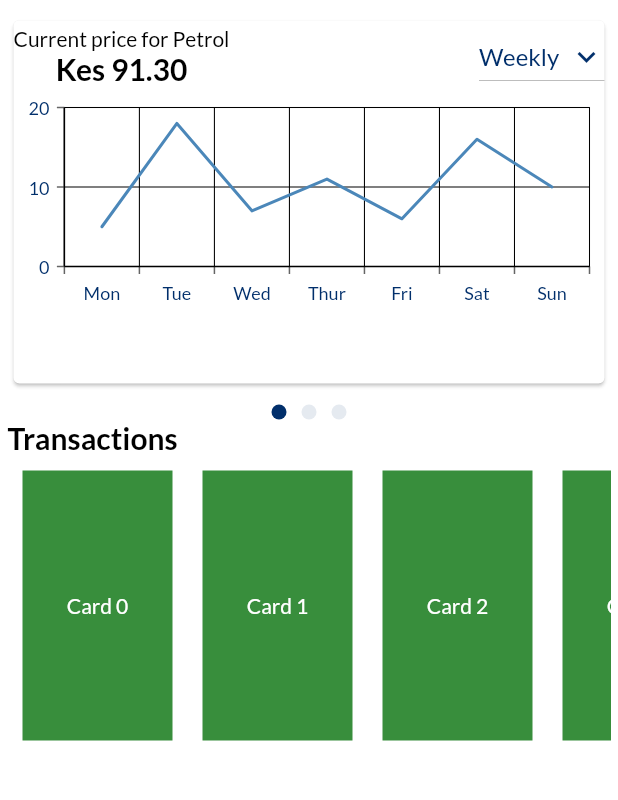
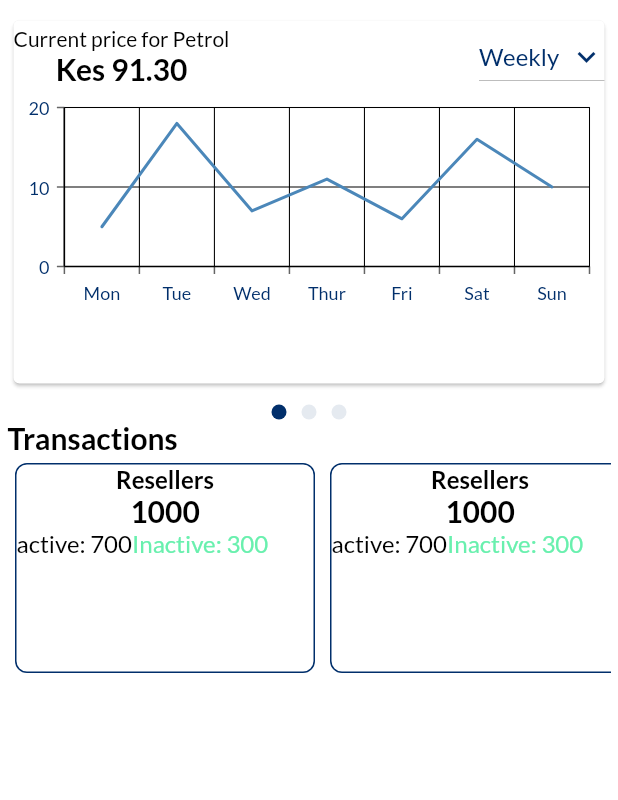
Before and after one commit to NjokiCynthia/sales_app, a Flutter app: the DashboardScreen screen opened directly, on a phone screen of 412 x 824 dp, the part 98-898 px from its top. Run offline on Flutter 3.47's test engine with Material 2 defaults, Android fonts, the phone set to English and light mode, and no system bars; drawn by our look-alikes of card_swiper; our stand-ins replace animated_splash_screen, country_code_picker, google_fonts, intl_phone_number_input, introduction_screen, persistent_bottom_nav_bar and 1 more.

Commit message:
edit home page

```diff
--- a/lib/constants/theme.dart
+++ b/lib/constants/theme.dart
@@ -48,6 +48,11 @@ TextStyle displayTitle = GoogleFonts.getFont(
 //   fontWeight: FontWeight.bold,
 //   color: Colors.black,
 // );
+TextStyle normalText = GoogleFonts.getFont(
+  Strings.fontName,
+  fontSize: 12,
+  color: Colors.black,
+);
 TextStyle m_title = GoogleFonts.getFont(
   Strings.fontName,
   fontSize: 20,
--- a/lib/screens/dashboard/home.dart
+++ b/lib/screens/dashboard/home.dart
@@ -83,8 +83,8 @@ class _DashboardScreenState extends State<DashboardScreen> {
                                         children: [
                                           Text(
                                             'Current price for ${titles[index]}',
-                                            style:
-                                                const TextStyle(color: Colors.black),
+                                            style: const TextStyle(
+                                                color: Colors.black),
                                           ),
                                           Text(
                                             'Kes 91.30',
@@ -139,8 +139,8 @@ class _DashboardScreenState extends State<DashboardScreen> {
                                           labelStyle: const TextStyle(
                                               color:
                                                   primaryDarkColor), // Y-axis labels color
-                                          axisLine:
-                                              const AxisLine(color: Colors.black),
+                                          axisLine: const AxisLine(
+                                              color: Colors.black),
                                         ),
                                         series: <LineSeries<SalesData, String>>[
                                           LineSeries<SalesData, String>(
@@ -193,27 +193,48 @@ class _DashboardScreenState extends State<DashboardScreen> {
                     'Transactions',
                     style: m_title,
                   ),
-                  Container(
-                    child: SingleChildScrollView(
-                      child: Column(
-                        children: [
-                          SizedBox(
-                            height: 200,
+                  SingleChildScrollView(
+                    child: Column(
+                      children: [
+                        SizedBox(
+                            height: 150,
                             child: ListView.builder(
                                 itemCount: 5,
                                 scrollDirection: Axis.horizontal,
                                 itemBuilder: ((context, index) => Container(
                                       height: 100,
-                                      width: 100,
-                                      margin: const EdgeInsets.all(10),
-                                      color: Colors.green[700],
-                                      child: Center(
-                                        child: Text('Card $index'),
+                                      width: 200,
+                                      margin: const EdgeInsets.all(5),
+                                      decoration: BoxDecoration(
+                                        border:
+                                            Border.all(color: primaryDarkColor),
+                                        borderRadius: BorderRadius.circular(8),
                                       ),
-                                    ))),
-                          )
-                        ],
-                      ),
+                                      child: Column(children: [
+                                        Text(
+                                          'Resellers',
+                                          style: displayTitle,
+                                        ),
+                                        Text(
+                                          '1000',
+                                          style: m_title,
+                                        ),
+                                        Row(
+                                          children: [
+                                            Text(
+                                              'active: 700',
+                                              style: bodyText,
+                                            ),
+                                            Text(
+                                              'Inactive: 300',
+                                              style: bodyText.copyWith(
+                                                  color: Colors.greenAccent),
+                                            )
+                                          ],
+                                        )
+                                      ]),
+                                    ))))
+                      ],
                     ),
                   ),
                 ])),
```
